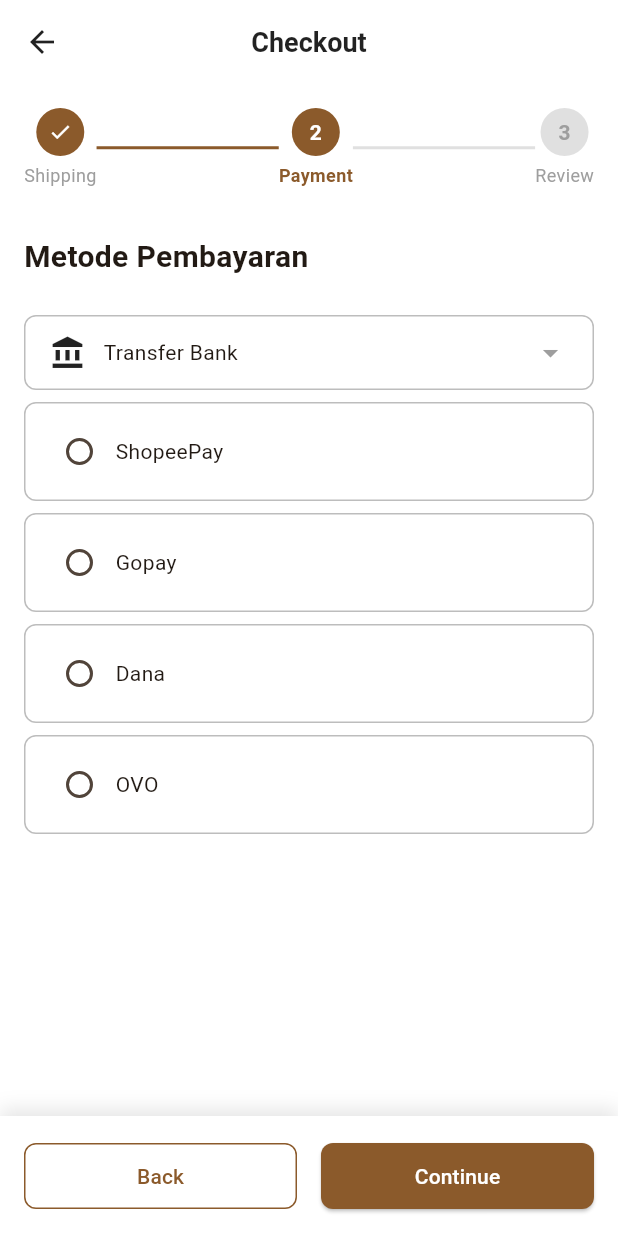
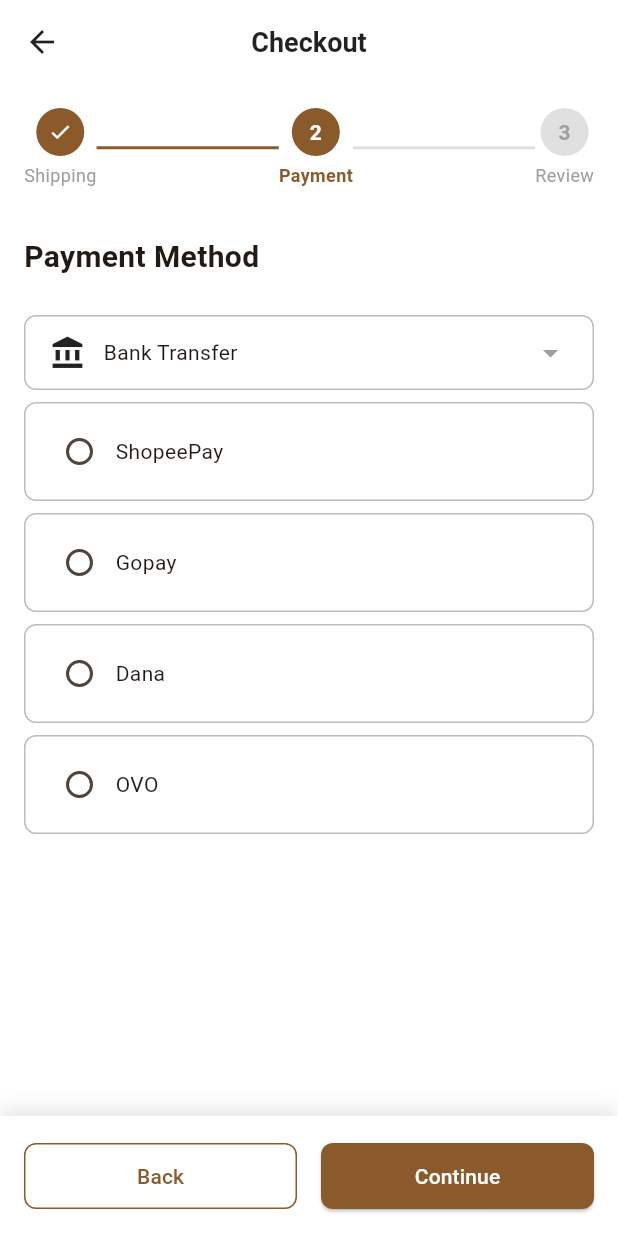
Before and after one commit to nazuhifu/responsi-pab, a Flutter app: the CheckoutScreen screen opened by its route, swiped to page 2, on a phone screen of 412 x 824 dp. Run offline on Flutter 3.47's test engine with Material 3 defaults, Android fonts, the phone set to English and light mode, and no system bars; our stand-ins replace carousel_slider, cloud_firestore, firebase_auth, firebase_core, flutter_rating_bar, image_picker and 1 more; accounts and stored records are empty.

Commit message:
bersihin comment

```diff
--- a/lib/models/cart_item.dart
+++ b/lib/models/cart_item.dart
@@ -30,7 +30,6 @@
     );
   }
 
-  // JSON serialization untuk penyimpanan umum atau transfer data
   Map<String, dynamic> toJson() {
     return {
       'id': id,
@@ -49,7 +48,7 @@
     } else if (addedAtRaw is String) {
       parsedDate = DateTime.parse(addedAtRaw);
     } else {
-      parsedDate = DateTime.now(); // fallback
+      parsedDate = DateTime.now();
     }
 
     return CartItem(
@@ -60,7 +59,6 @@
     );
   }
 
-  // Untuk disimpan ke Firestore (hanya menyimpan referensi produk)
   Map<String, dynamic> toFirestore() {
     return {
       'productId': product.id,
@@ -69,7 +67,6 @@
     };
   }
 
-  // Untuk mengambil dari Firestore dengan produk yang sudah diambil terpisah
   factory CartItem.fromFirestore(
     Map<String, dynamic> json,
     Product fullProduct, {
@@ -85,7 +82,6 @@
     );
   }
 
-  // Untuk mengambil dari Firestore tanpa produk lengkap (hanya ID)
   factory CartItem.fromFirestoreMinimal(
     Map<String, dynamic> json, {
     String? documentId,
--- a/lib/models/category.dart
+++ b/lib/models/category.dart
@@ -29,7 +29,7 @@
       id: json['id'],
       name: json['name'],
       description: json['description'],
-      icon: Icons.category, // Default icon
+      icon: Icons.category,
       productCount: json['productCount'] ?? 0,
     );
   }
--- a/lib/models/orders.dart
+++ b/lib/models/orders.dart
@@ -44,7 +44,7 @@
 
   factory Order.fromJson(String id, Map<String, dynamic> json) {
     return Order(
-      id: id, // <-- ini pakai doc.id dari luar
+      id: id,
       userId: json['userId'],
       items: (json['items'] as List)
           .map((item) => CartItem.fromJson(item))
--- a/lib/providers/order_provider.dart
+++ b/lib/providers/order_provider.dart
@@ -30,25 +30,21 @@
         final data = doc.data();
         final itemsRaw = data['items'] as List;
 
-        // Ambil semua productId dari item
         final productIds = itemsRaw.map((item) {
           final productMap = item['product'];
           return productMap != null ? productMap['id'] : null;
         }).whereType<String>().toSet().toList();
 
-        // Ambil data produk dari Firestore
         final productSnapshots = await _firestore
             .collection('products')
             .where(FieldPath.documentId, whereIn: productIds)
             .get();
 
-        // Map ID → Product
         final productMap = {
           for (var snap in productSnapshots.docs)
             snap.id: Product.fromFirestore(snap.data())
         };
 
-        // Konversi items jadi List<CartItem> dengan produk lengkap
         final cartItems = itemsRaw.map((itemJson) {
           final productJson = itemJson['product'];
           final productId = productJson?['id'] ?? '';
@@ -62,7 +58,6 @@
           );
         }).toList();
 
-        // Bangun Order
         final order = model.Order(
           id: doc.id,
           userId: data['userId'],
--- a/lib/screens/cart/checkout_screen.dart
+++ b/lib/screens/cart/checkout_screen.dart
@@ -259,7 +259,7 @@
         crossAxisAlignment: CrossAxisAlignment.start,
         children: [
           const Text(
-            'Metode Pembayaran',
+            'Payment Method',
             style: TextStyle(fontSize: 20, fontWeight: FontWeight.bold),
           ),
           const SizedBox(height: 24),
@@ -282,7 +282,7 @@
                 children: [
                   const Icon(Icons.account_balance),
                   const SizedBox(width: 12),
-                  const Expanded(child: Text("Transfer Bank")),
+                  const Expanded(child: Text("Bank Transfer")),
                   Icon(
                     Icons.arrow_drop_down,
                     color: _selectedPaymentMethod == PaymentMethod.bankTransfer
@@ -494,7 +494,7 @@
             const SizedBox(height: 8),
             Text(_nameController.text),
             Text(_addressController.text),
-            Text('${_cityController.text} ${_stateController.text} ${_zipController.text}'),
+            Text(_zipController.text),
             Text(_phoneController.text),
           ],
         ),
--- a/lib/screens/home_screen.dart
+++ b/lib/screens/home_screen.dart
@@ -42,7 +42,7 @@
       }
 
       setState(() {
-        _featuredProducts = products.take(6).toList(); // ambil 6 produk teratas
+        _featuredProducts = products.take(6).toList();
         _categories = uniqueCategories.toList();
         _isLoading = false;
       });
```
Also changed, not shown: lib/models/product.dart (+2 -5 lines).
